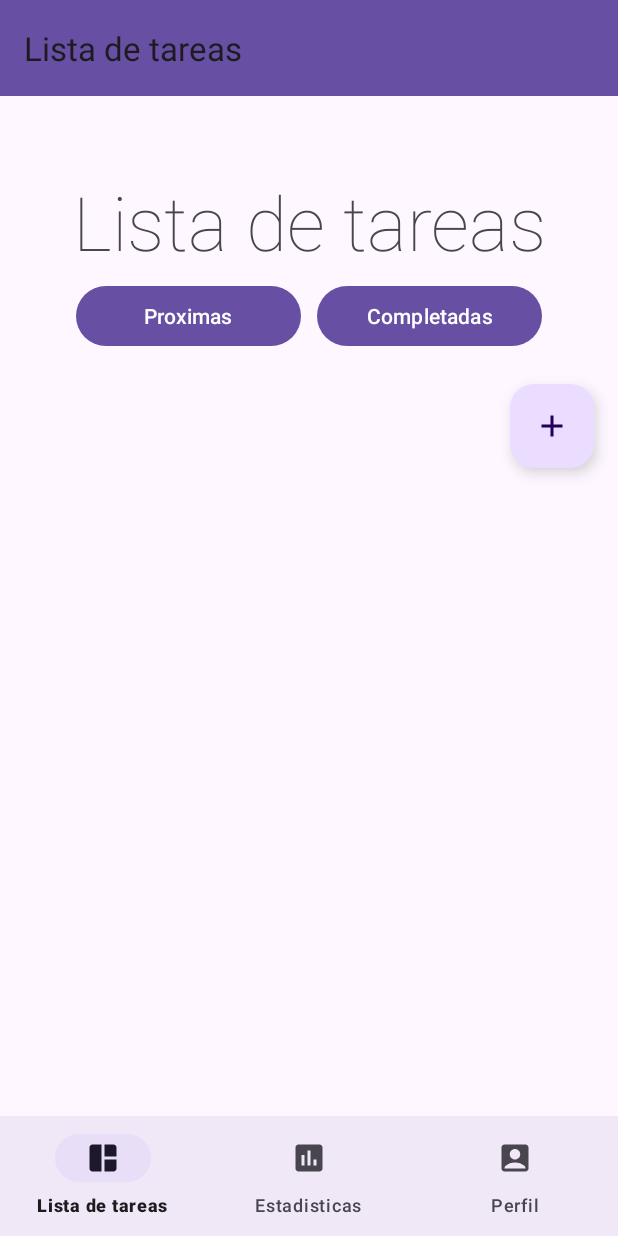
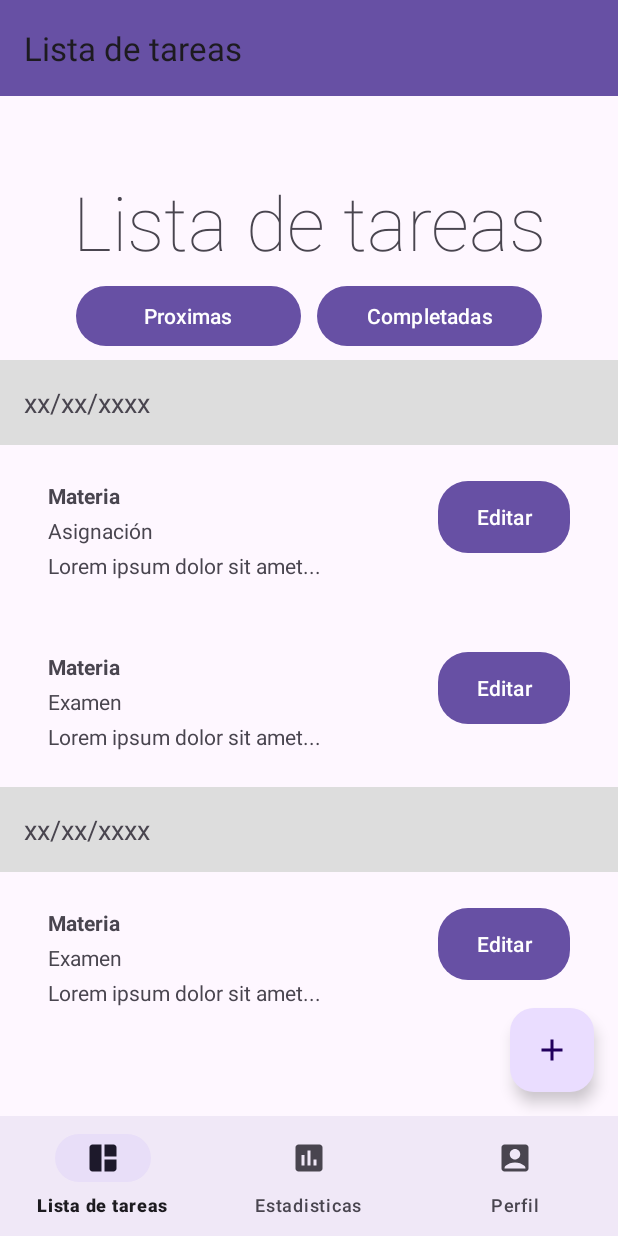
Before and after one commit to MarkiHub/Equipo5_proyectoFinal, an Android app built with Jetpack Compose: the screen it shows after launch (NavActivity), after a tap on "Iniciar sesion", on a phone screen of 412 x 824 dp. Run offline under Robolectric (Android 15) with nearby library versions, the phone set to English and light mode, and no system bars; our stand-ins replace navigation-ui.

Commit message:
feat: despliega pendientes

```diff
--- a/Equipo5_proyectoFinal/app/src/main/AndroidManifest.xml
+++ b/Equipo5_proyectoFinal/app/src/main/AndroidManifest.xml
@@ -12,6 +12,11 @@
         android:supportsRtl="true"
         android:theme="@style/Theme.Equipo5_proyectoFinal"
         tools:targetApi="31">
+        <activity
+            android:name=".EditarActivity"
+            android:exported="false"
+            android:label="@string/title_activity_editar"
+            android:theme="@style/Theme.Equipo5_proyectoFinal" />
         <activity
             android:name=".OlvidarContraActivity"
             android:exported="false"
--- /dev/null
+++ b/Equipo5_proyectoFinal/app/src/main/java/lopez/marcos/equipo5_proyectofinal/EditarActivity.kt
@@ -0,0 +1,21 @@
+package lopez.marcos.equipo5_proyectofinal
+
+import android.os.Bundle
+import androidx.activity.ComponentActivity
+import androidx.activity.compose.setContent
+import androidx.activity.enableEdgeToEdge
+import androidx.compose.foundation.layout.fillMaxSize
+import androidx.compose.foundation.layout.padding
+import androidx.compose.material3.Scaffold
+import androidx.compose.material3.Text
+import androidx.compose.runtime.Composable
+import androidx.compose.ui.Modifier
+import androidx.compose.ui.tooling.preview.Preview
+import lopez.marcos.equipo5_proyectofinal.ui.theme.Equipo5_proyectoFinalTheme
+
+class EditarActivity : ComponentActivity() {
+    override fun onCreate(savedInstanceState: Bundle?) {
+        super.onCreate(savedInstanceState)
+        setContentView(R.layout.activity_editar)
+    }
+}
--- /dev/null
+++ b/Equipo5_proyectoFinal/app/src/main/java/lopez/marcos/equipo5_proyectofinal/Item.kt
@@ -0,0 +1,6 @@
+package lopez.marcos.equipo5_proyectofinal
+
+sealed class Item {
+    data class Day(val date: String) : Item()
+    data class Activity(val subject: String, val type: String, val description: String) : Item()
+}
--- a/Equipo5_proyectoFinal/app/src/main/java/lopez/marcos/equipo5_proyectofinal/ui/home/HomeFragment.kt
+++ b/Equipo5_proyectoFinal/app/src/main/java/lopez/marcos/equipo5_proyectofinal/ui/home/HomeFragment.kt
@@ -1,24 +1,29 @@
 package lopez.marcos.equipo5_proyectofinal.ui.home
 
+import android.content.Context
 import android.content.Intent
 import android.os.Bundle
 import android.view.LayoutInflater
 import android.view.View
 import android.view.ViewGroup
+import android.widget.Button
 import android.widget.TextView
 import androidx.fragment.app.Fragment
 import androidx.lifecycle.ViewModelProvider
+import androidx.recyclerview.widget.LinearLayoutManager
+import androidx.recyclerview.widget.RecyclerView
 import lopez.marcos.equipo5_proyectofinal.AgregarActivity
+import lopez.marcos.equipo5_proyectofinal.EditarActivity
+import lopez.marcos.equipo5_proyectofinal.Item
 import lopez.marcos.equipo5_proyectofinal.R
 import lopez.marcos.equipo5_proyectofinal.databinding.FragmentHomeBinding
 
 class HomeFragment : Fragment() {
 
     private var _binding: FragmentHomeBinding? = null
-
-    // This property is only valid between onCreateView and
-    // onDestroyView.
     private val binding get() = _binding!!
+    private lateinit var recyclerView: RecyclerView
+    private lateinit var adapter: MultiViewAdapter
 
     override fun onCreateView(
         inflater: LayoutInflater,
@@ -35,6 +40,20 @@ class HomeFragment : Fragment() {
             var intento: Intent = Intent(root.context,AgregarActivity::class.java)
             startActivity(intento)
         }
+        recyclerView = root.findViewById(R.id.recyclerView)
+
+        val itemList = mutableListOf<Item>(
+            Item.Day("xx/xx/xxxx"),
+            Item.Activity("Materia", "Asignación", "Lorem ipsum dolor sit amet..."),
+            Item.Activity("Materia", "Examen", "Lorem ipsum dolor sit amet..."),
+            Item.Day("xx/xx/xxxx"),
+            Item.Activity("Materia", "Examen", "Lorem ipsum dolor sit amet...")
+        )
+
+        adapter = MultiViewAdapter(itemList)
+        recyclerView.adapter = adapter
+        recyclerView.layoutManager = LinearLayoutManager(root.context)
+
         return root
     }
 
@@ -42,4 +61,70 @@ class HomeFragment : Fragment() {
         super.onDestroyView()
         _binding = null
     }
+
+    private class MultiViewAdapter(private val itemList: List<Item>) : RecyclerView.Adapter<RecyclerView.ViewHolder>() {
+
+        companion object {
+            const val VIEW_TYPE_DAY = 1
+            const val VIEW_TYPE_ACTIVITY = 2
+        }
+
+        override fun getItemViewType(position: Int): Int {
+            return when (itemList[position]) {
+                is Item.Day -> VIEW_TYPE_DAY
+                is Item.Activity -> VIEW_TYPE_ACTIVITY
+            }
+        }
+
+        override fun onCreateViewHolder(parent: ViewGroup, viewType: Int): RecyclerView.ViewHolder {
+            return when (viewType) {
+                VIEW_TYPE_DAY -> {
+                    val view = LayoutInflater.from(parent.context).inflate(R.layout.item_day, parent, false)
+                    DayViewHolder(view)
+                }
+                VIEW_TYPE_ACTIVITY -> {
+                    val view = LayoutInflater.from(parent.context).inflate(R.layout.item_activity, parent, false)
+                    ActivityViewHolder(view, parent.context)
+                }
+                else -> throw IllegalArgumentException("Invalid view type")
+            }
+        }
+
+        override fun onBindViewHolder(holder: RecyclerView.ViewHolder, position: Int) {
+            when (holder) {
+                is DayViewHolder -> holder.bind(itemList[position] as Item.Day)
+                is ActivityViewHolder -> holder.bind(itemList[position] as Item.Activity)
+            }
+        }
+
+        override fun getItemCount(): Int {
+            return itemList.size
+        }
+
+        inner class DayViewHolder(itemView: View) : RecyclerView.ViewHolder(itemView) {
+            private val textViewDate: TextView = itemView.findViewById(R.id.textViewDate)
+
+            fun bind(day: Item.Day) {
+                textViewDate.text = day.date
+            }
+        }
+
+        inner class ActivityViewHolder(itemView: View, private val context: Context) : RecyclerView.ViewHolder(itemView) {
+            private val textViewSubject: TextView = itemView.findViewById(R.id.textViewSubject)
+            private val textViewType: TextView = itemView.findViewById(R.id.textViewType)
+            private val textViewDescription: TextView = itemView.findViewById(R.id.textViewDescription)
+            private val editButton: Button = itemView.findViewById(R.id.editButton)
+
+            fun bind(activity: Item.Activity) {
+                textViewSubject.text = activity.subject
+                textViewType.text = activity.type
+                textViewDescription.text = activity.description
+                editButton.setOnClickListener {
+                    val intent = Intent(context, EditarActivity::class.java)
+                    context.startActivity(intent)
+                }
+            }
+        }
+
+    }
 }
--- a/Equipo5_proyectoFinal/app/src/main/res/layout/fragment_home.xml
+++ b/Equipo5_proyectoFinal/app/src/main/res/layout/fragment_home.xml
@@ -1,11 +1,15 @@
 <?xml version="1.0" encoding="utf-8"?>
-<LinearLayout xmlns:android="http://schemas.android.com/apk/res/android"
+<androidx.coordinatorlayout.widget.CoordinatorLayout xmlns:android="http://schemas.android.com/apk/res/android"
     xmlns:app="http://schemas.android.com/apk/res-auto"
     xmlns:tools="http://schemas.android.com/tools"
     android:layout_width="match_parent"
     android:layout_height="match_parent"
-    android:orientation="vertical"
     tools:context=".ui.home.HomeFragment">
+
+    <LinearLayout
+        android:layout_width="match_parent"
+        android:layout_height="match_parent"
+        android:orientation="vertical">
 
         <TextView
             android:layout_width="match_parent"
@@ -20,34 +24,33 @@
             android:layout_width="wrap_content"
             android:layout_height="wrap_content"
             android:orientation="horizontal"
-        android:layout_gravity="center"
-        >
+            android:layout_gravity="center">
             <Button
                 android:layout_width="150dp"
                 android:layout_height="wrap_content"
                 android:text="@string/proxasign"
-            android:layout_margin="5dp"
-            />
+                android:layout_margin="5dp"/>
             <Button
                 android:layout_width="150dp"
                 android:layout_height="wrap_content"
                 android:text="@string/compleasign"
-            android:layout_margin="5dp"
-            />
+                android:layout_margin="5dp"/>
         </GridLayout>
+
+        <androidx.recyclerview.widget.RecyclerView
+            android:id="@+id/recyclerView"
+            android:layout_width="match_parent"
+            android:layout_height="0dp"
+            android:layout_weight="1"/>
+    </LinearLayout>
+
     <com.google.android.material.floatingactionbutton.FloatingActionButton
         android:id="@+id/fab"
         android:layout_width="wrap_content"
         android:layout_height="wrap_content"
         android:layout_gravity="end|bottom"
+        android:layout_margin="16dp"
         android:src="@drawable/baseline_add_24"
-        android:contentDescription="agregar"
-        android:layout_margin="16dp" />
-    <GridView
-        android:id="@+id/tareas"
-        android:layout_width="match_parent"
-        android:layout_height="match_parent"
-        ></GridView>
+        android:contentDescription="agregar"/>
 
-
-</LinearLayout>
+</androidx.coordinatorlayout.widget.CoordinatorLayout>
--- /dev/null
+++ b/Equipo5_proyectoFinal/app/src/main/res/layout/item_activity.xml
@@ -0,0 +1,48 @@
+<?xml version="1.0" encoding="utf-8"?>
+<LinearLayout xmlns:android="http://schemas.android.com/apk/res/android"
+    android:layout_width="match_parent"
+    android:layout_height="wrap_content"
+    android:orientation="horizontal"
+    android:padding="16dp"
+    android:layout_marginBottom="8dp"
+    android:layout_marginTop="8dp"
+    android:layout_marginLeft="16dp"
+    android:layout_marginRight="16dp"
+    android:elevation="2dp"
+    android:background="?android:attr/selectableItemBackground">
+
+    <LinearLayout
+        android:layout_width="0dp"
+        android:layout_height="wrap_content"
+        android:layout_weight="1"
+        android:orientation="vertical">
+
+        <TextView
+            android:id="@+id/textViewSubject"
+            android:layout_width="wrap_content"
+            android:layout_height="wrap_content"
+            android:textStyle="bold"
+            android:text="Materia"
+            android:layout_marginBottom="4dp"/>
+
+        <TextView
+            android:id="@+id/textViewType"
+            android:layout_width="wrap_content"
+            android:layout_height="wrap_content"
+            android:text="Tipo"
+            android:layout_marginBottom="4dp"/>
+
+        <TextView
+            android:id="@+id/textViewDescription"
+            android:layout_width="wrap_content"
+            android:layout_height="wrap_content"
+            android:text="Descripción"/>
+    </LinearLayout>
+
+    <Button
+        android:id="@+id/editButton"
+        android:layout_width="wrap_content"
+        android:layout_height="wrap_content"
+        android:background="@drawable/round_button"
+        android:text="Editar"/>
+</LinearLayout>
--- /dev/null
+++ b/Equipo5_proyectoFinal/app/src/main/res/layout/item_day.xml
@@ -0,0 +1,8 @@
+<?xml version="1.0" encoding="utf-8"?>
+<TextView xmlns:android="http://schemas.android.com/apk/res/android"
+    android:id="@+id/textViewDate"
+    android:layout_width="match_parent"
+    android:layout_height="wrap_content"
+    android:padding="16dp"
+    android:textSize="18sp"
+    android:background="#DDDDDD"/>
--- a/Equipo5_proyectoFinal/app/src/main/res/values/strings.xml
+++ b/Equipo5_proyectoFinal/app/src/main/res/values/strings.xml
@@ -29,4 +29,5 @@
     <string name="perfil">Perfil</string>
     <string name="title_activity_nuevo_ciclo">NuevoCicloActivity</string>
     <string name="title_activity_olvidar_contra">OlvidarContraActivity</string>
+    <string name="title_activity_editar">EditarActivity</string>
 </resources>
```
Lines whose indentation alone changed are shown as unchanged.
